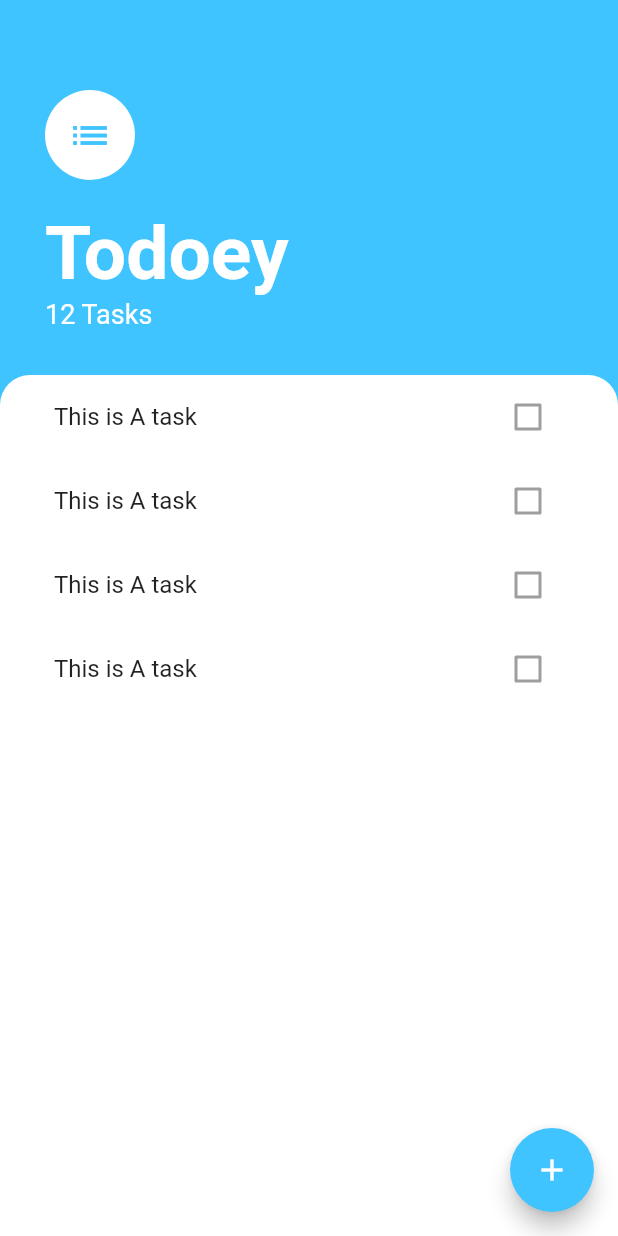
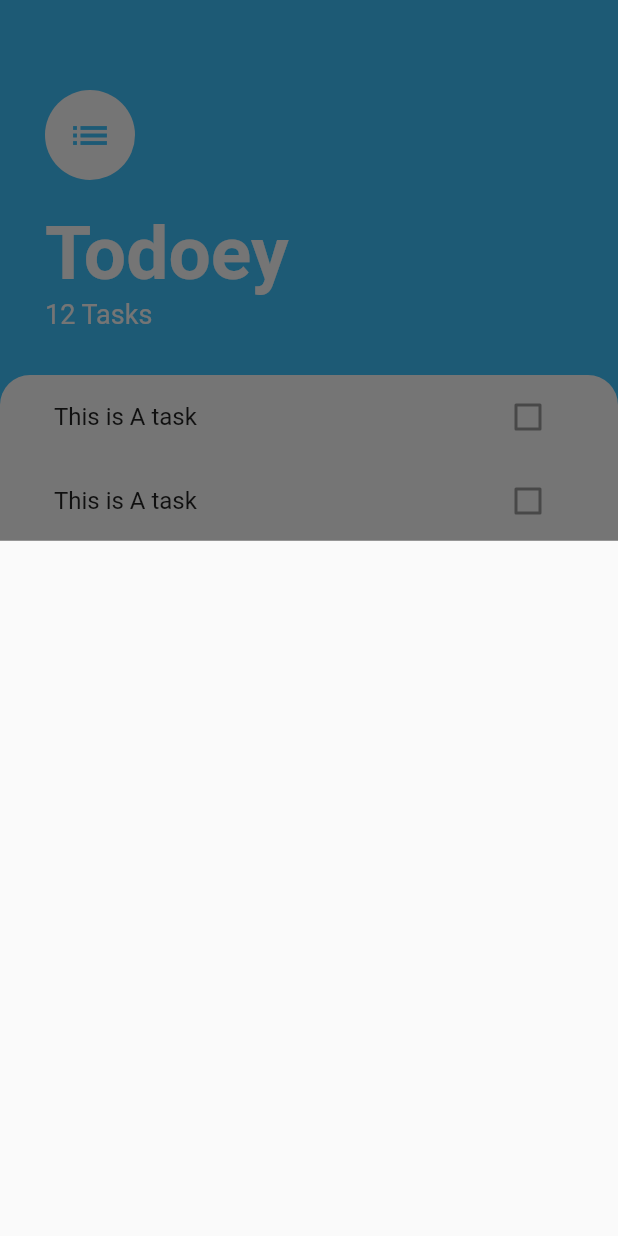
Before and after one commit to yongchulbag/todoey, a Flutter app: the screen it shows after launch, after a tap on the "add" icon, on a phone screen of 412 x 824 dp. Run offline on Flutter 3.47's test engine with Material 2 defaults, Android fonts, the phone set to English and light mode, and no system bars.

Commit message:
4년넘어서다시시작

```diff
--- a/lib/screens/task_screen.dart
+++ b/lib/screens/task_screen.dart
@@ -2,6 +2,9 @@ import 'package:flutter/material.dart';
 import 'package:todoey/widgets/task_list.dart';
 
 class TasksScreen extends StatelessWidget {
+
+  Widget buildBottomSheet(BuildContext context) => Container();
+
   @override
   Widget build(BuildContext context) {
     return Scaffold(
@@ -9,7 +12,9 @@ class TasksScreen extends StatelessWidget {
       floatingActionButton: FloatingActionButton(
         backgroundColor: Colors.lightBlueAccent,
         child: Icon(Icons.add),
-        onPressed: () {},
+        onPressed: () {
+          showModalBottomSheet(context: context, builder: buildBottomSheet);
+        },
       ),
       body: Column(
         crossAxisAlignment: CrossAxisAlignment.start,
```
